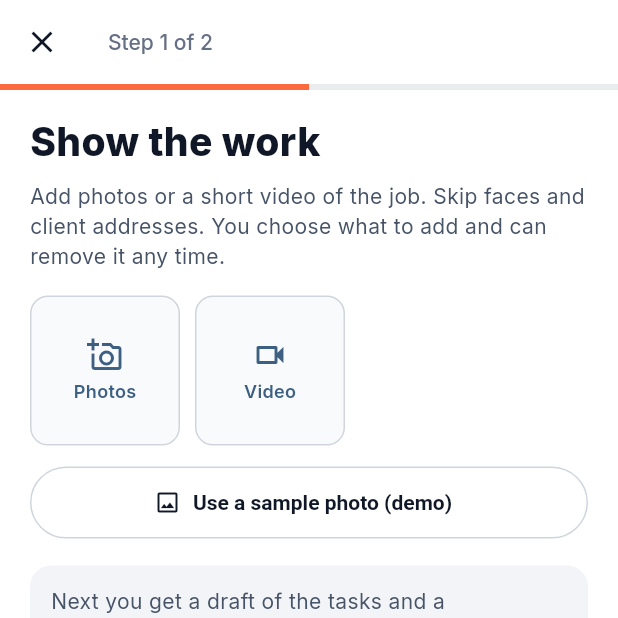
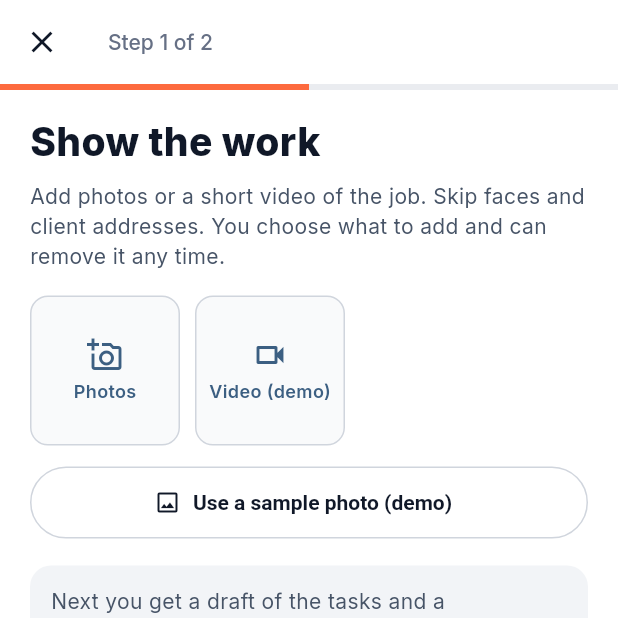
Before and after one commit to kunaxar/worker-work-samples-quick, a Flutter app: the AddJob screen opened directly, after a tap on "Photos", on a phone screen of 412 x 824 dp, the top half of it. Run offline on Flutter 3.47's test engine with Material 3 defaults, Android fonts, the phone set to English and light mode, and no system bars; our stand-ins replace google_fonts, image_picker.

Commit message:
Update add_job.dart

```diff
--- a/lib/add_job.dart
+++ b/lib/add_job.dart
@@ -55,7 +55,7 @@ class _AddJobState extends State<AddJob> {
     try {
       if (video) {
         final f = await ImagePicker().pickVideo(source: ImageSource.gallery);
-        if (f != null) photos.add(Photo(tint: slate, icon: Icons.videocam));
+        if (f != null) { photos.add(Photo(tint: slate, icon: Icons.videocam)); if (mounted) ScaffoldMessenger.of(context).showSnackBar(const SnackBar(content: Text('Demo only: the video is not uploaded or analysed. A placeholder tile is added.'))); }
       } else {
         final files = await ImagePicker().pickMultiImage(imageQuality: 80);
         for (final f in files) { photos.add(Photo(bytes: await f.readAsBytes())); }
@@ -102,7 +102,7 @@ class _AddJobState extends State<AddJob> {
             Positioned(right: 4, top: 4, child: InkWell(onTap: () => setState(() => photos.remove(p)), child: const CircleAvatar(radius: 11, backgroundColor: Colors.black54, child: Icon(Icons.close, size: 14, color: Colors.white)))),
           ]),
           InkWell(onTap: () => pick(false), child: _addBox(Icons.add_a_photo_outlined, 'Photos')),
-          InkWell(onTap: () => pick(true), child: _addBox(Icons.videocam_outlined, 'Video')),
+          InkWell(onTap: () => pick(true), child: _addBox(Icons.videocam_outlined, 'Video (demo)')),
         ]),
         const SizedBox(height: 14),
         OutlinedButton.icon(onPressed: () => setState(() => photos.add(Photo(tint: [slate, amber, green][photos.length % 3], icon: Icons.handyman))), icon: const Icon(Icons.image_outlined), label: const Text('Use a sample photo (demo)')),
```
